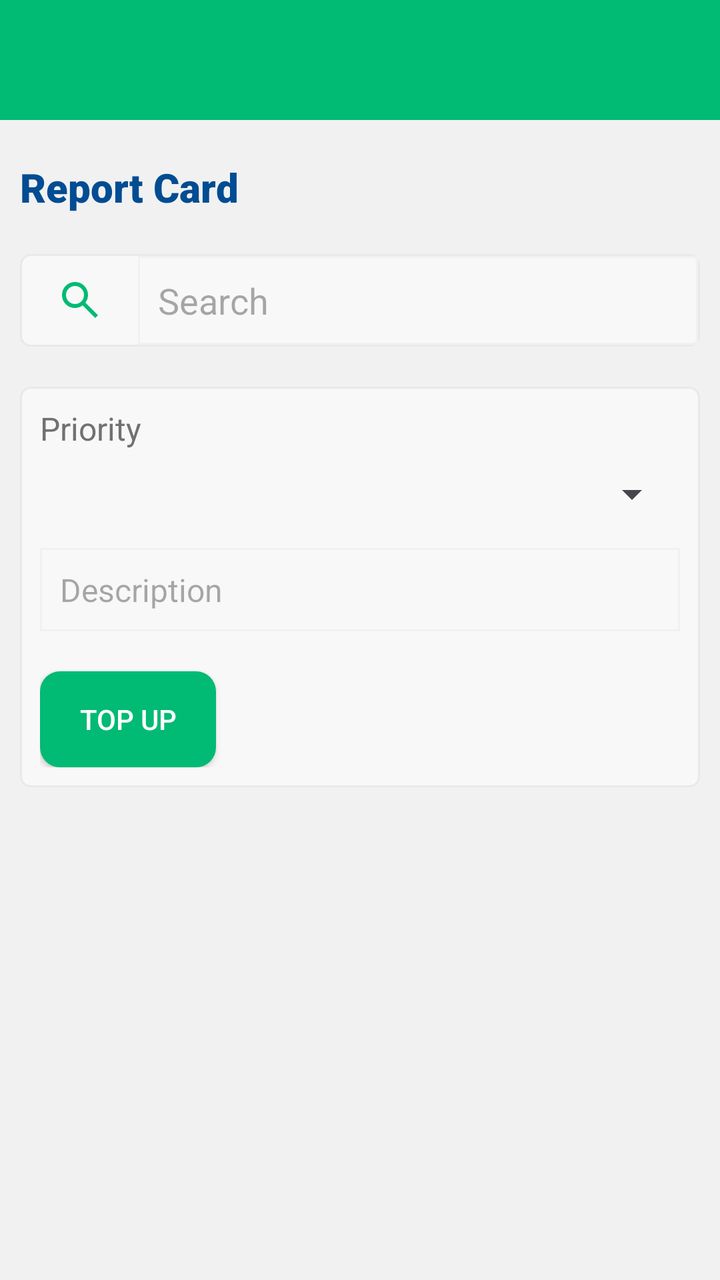
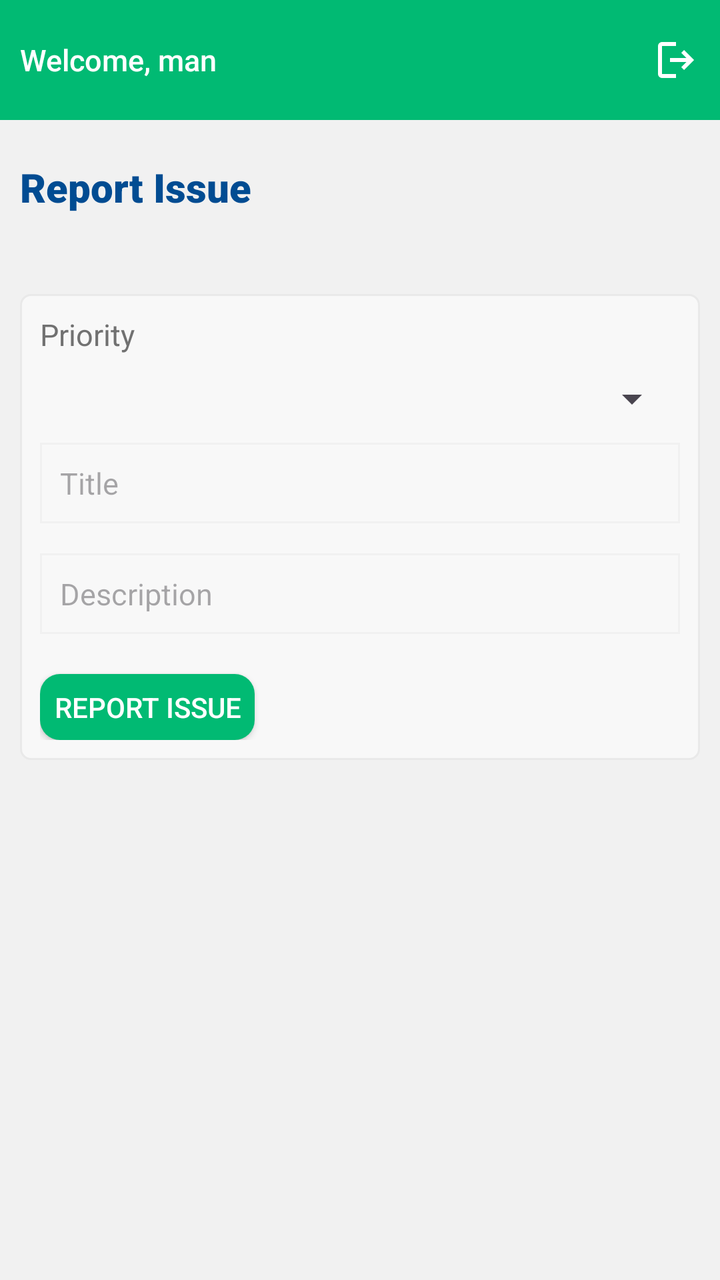

Compare the two renders of this Android layout. The source of the first and the diff that turns it into the second are given below.
<!-- AndroidManifest.xml: application theme Theme.InspectorAppUpdate -->
<!-- res/layout/fragment_report_card.xml -->
<?xml version="1.0" encoding="utf-8"?>
<RelativeLayout xmlns:android="http://schemas.android.com/apk/res/android"
    xmlns:tools="http://schemas.android.com/tools"
    android:layout_width="match_parent"
    android:layout_height="match_parent"
    tools:context=".ui.fragment.student.ReportCardFragment"
    android:background="@color/main_background_color">

    
    <RelativeLayout
        android:id="@+id/rl_header_title"
        android:layout_width="match_parent"
        android:layout_height="60dp"
        android:background="@color/main_green_color"
        android:layout_alignParentTop="true"
        android:padding="@dimen/ten">

        <LinearLayout
            android:id="@+id/ll_from_transaction"
            android:layout_width="wrap_content"
            android:layout_height="wrap_content"
            android:orientation="horizontal"
            android:layout_centerVertical="true"
            android:gravity="center_vertical">

            <TextView
                android:id="@+id/tv_report_card_header"
                android:layout_width="wrap_content"
                android:layout_height="wrap_content"
                android:textColor="@color/white"
                android:fontFamily="sans-serif-medium"
                android:textSize="@dimen/fifteen"
                android:gravity="center_vertical"/>
        </LinearLayout>
    </RelativeLayout>

    <RelativeLayout
        android:layout_width="match_parent"
        android:layout_height="wrap_content"
        android:layout_below="@id/rl_header_title"
        android:padding="10dp"
        android:layout_marginTop="10dp">

        <TextView
            android:id="@+id/tv_main_title"
            android:layout_width="wrap_content"
            android:layout_height="wrap_content"
            android:text="Report Card"
            android:fontFamily="sans-serif-black"
            android:textSize="20sp"
            android:textColor="#014C92"
            android:layout_marginBottom="20sp"/>

        <RelativeLayout
            android:id="@+id/rl_search_student"
            android:layout_width="match_parent"
            android:layout_height="wrap_content"
            android:layout_below="@id/tv_main_title">

            <LinearLayout
                android:layout_width="match_parent"
                android:layout_height="wrap_content"
                android:orientation="horizontal"
                android:background="@drawable/custom_card"
                android:weightSum="7"
                android:padding="1sp">

                <ImageView
                    android:id="@+id/imv_search"
                    android:layout_width="wrap_content"
                    android:layout_height="wrap_content"
                    android:src="@drawable/outline_search_24"
                    android:layout_gravity="center_vertical"
                    android:layout_weight="1"/>

                <EditText
                    android:id="@+id/et_search_student"
                    android:layout_width="wrap_content"
                    android:layout_height="wrap_content"
                    android:hint="@string/search"
                    android:layout_weight="6"
                    android:background="@drawable/search_edittext_style"/>

            </LinearLayout>


        </RelativeLayout>

        <RelativeLayout
            android:id="@+id/rl_student_details"
            android:layout_width="match_parent"
            android:layout_height="wrap_content"
            android:layout_marginTop="4sp"
            android:layout_below="@id/rl_search_student"
            android:padding="10dp"
            android:background="@color/main_background_color"
            android:visibility="gone">

            <TextView
                android:id="@+id/tv_student_name"
                android:layout_width="wrap_content"
                android:layout_height="wrap_content"
                android:layout_alignParentTop="true"
                android:textSize="30sp"
                android:fontFamily="sans-serif-black"/>

            <TextView
                android:id="@+id/tv_student_reg_number"
                android:layout_width="wrap_content"
                android:layout_height="wrap_content"
                android:layout_below="@id/tv_student_name"
                android:layout_marginTop="5sp" />

        </RelativeLayout>

        <RelativeLayout
            android:layout_width="match_parent"
            android:layout_height="wrap_content"
            android:padding="10sp"
            android:layout_below="@+id/rl_student_details"
            android:background="@drawable/custom_card"
            android:layout_marginTop="20sp">

            <TextView
                android:id="@+id/tv_priority_title"
                android:layout_width="wrap_content"
                android:layout_height="wrap_content"
                android:text="Priority"
                android:layout_alignParentTop="true"
                android:textColor="#717171"
                android:textSize="16sp"/>
            <Spinner
                android:id="@+id/spn_priority"
                android:layout_width="match_parent"
                android:layout_height="wrap_content"
                android:layout_below="@id/tv_priority_title"
                android:layout_marginTop="10sp"/>

            <EditText
                android:id="@+id/tv_description"
                android:layout_width="match_parent"
                android:layout_height="wrap_content"
                android:hint="@string/description"
                android:layout_below="@id/spn_priority"
                android:textColor="#717171"
                android:textSize="16sp"
                android:layout_marginTop="15sp"
                android:background="@drawable/search_edittext_style"/>

            <androidx.appcompat.widget.AppCompatButton
                android:layout_width="wrap_content"
                android:layout_height="wrap_content"
                android:text="@string/topup"
                android:layout_below="@id/tv_description"
                android:textColor="@color/white"
                android:layout_marginTop="20sp"
                android:background="@drawable/search_transaction_button_background"/>

        </RelativeLayout>

    </RelativeLayout>

</RelativeLayout>
<!-- resources referenced by this layout -->
<resources>
  <color name="main_background_color">#f1f1f1</color>
  <color name="main_green_color">#01ba73</color>
  <color name="white">#FFFFFFFF</color>
  <dimen name="fifteen">15sp</dimen>
  <dimen name="ten">10dp</dimen>
  <!-- drawable custom_card (drawable) -->
  <?xml version="1.0" encoding="utf-8"?>
  <shape xmlns:android="http://schemas.android.com/apk/res/android">
      <stroke
          android:color="#E9E9E9"
          android:width="1sp"/>
      <solid
          android:color="#F8F8F8"/>
      <corners
          android:radius="5sp"/>
  </shape>
  <!-- drawable outline_search_24 (drawable) -->
  <vector xmlns:android="http://schemas.android.com/apk/res/android" android:height="24dp" android:tint="#01BA73" android:viewportHeight="960" android:viewportWidth="960" android:width="24dp">
        
      <path android:fillColor="@android:color/white" android:pathData="M784,840L532,588Q502,612 463,626Q424,640 380,640Q271,640 195.5,564.5Q120,489 120,380Q120,271 195.5,195.5Q271,120 380,120Q489,120 564.5,195.5Q640,271 640,380Q640,424 626,463Q612,502 588,532L840,784L784,840ZM380,560Q455,560 507.5,507.5Q560,455 560,380Q560,305 507.5,252.5Q455,200 380,200Q305,200 252.5,252.5Q200,305 200,380Q200,455 252.5,507.5Q305,560 380,560Z"/>
      
  </vector>
  <!-- drawable search_edittext_style (drawable) -->
  <?xml version="1.0" encoding="utf-8"?>
  <shape xmlns:android="http://schemas.android.com/apk/res/android">
      <stroke
          android:color="@color/main_background_color"
          android:width="1sp" />
      <padding
          android:bottom="10sp"
          android:left="10sp"
          android:right="10sp"
          android:top="10sp"/>
  </shape>
  <!-- drawable search_transaction_button_background (drawable) -->
  <?xml version="1.0" encoding="utf-8"?>
  <shape xmlns:android="http://schemas.android.com/apk/res/android">
      <corners
          android:radius="@dimen/ten"/>
      <solid
          android:color="@color/main_green_color"/>
  </shape>
  <string name="description">Description</string>
  <string name="search">Search</string>
  <string name="topup">Top Up</string>
  <style name="Theme.InspectorAppUpdate" parent="android:Theme.Material.Light.NoActionBar" />
</resources>

<!-- the commit's change to res/layout/fragment_report_card.xml (unified diff, before → after) -->
@@ -3,7 +3,7 @@
     xmlns:tools="http://schemas.android.com/tools"
     android:layout_width="match_parent"
     android:layout_height="match_parent"
-    tools:context=".ui.fragment.student.ReportCardFragment"
+    tools:context=".ui.fragment.issue.ReportCardFragment"
     android:background="@color/main_background_color">
 
     
@@ -21,17 +21,27 @@
             android:layout_height="wrap_content"
             android:orientation="horizontal"
             android:layout_centerVertical="true"
-            android:gravity="center_vertical">
+            android:gravity="center_vertical"
+            android:layout_alignParentStart="true">
 
             <TextView
-                android:id="@+id/tv_report_card_header"
+                android:id="@+id/tv_search_student_header"
                 android:layout_width="wrap_content"
                 android:layout_height="wrap_content"
                 android:textColor="@color/white"
                 android:fontFamily="sans-serif-medium"
                 android:textSize="@dimen/fifteen"
+                android:text="Welcome, man"
                 android:gravity="center_vertical"/>
         </LinearLayout>
+
+        <ImageView
+            android:id="@+id/img_logout"
+            android:layout_width="wrap_content"
+            android:layout_height="wrap_content"
+            android:src="@drawable/outline_logout_24"
+            android:layout_alignParentEnd="true"
+            android:layout_centerVertical="true"/>
     </RelativeLayout>
 
     <RelativeLayout
@@ -45,53 +55,18 @@
             android:id="@+id/tv_main_title"
             android:layout_width="wrap_content"
             android:layout_height="wrap_content"
-            android:text="Report Card"
+            android:text="@string/report_issue"
             android:fontFamily="sans-serif-black"
             android:textSize="20sp"
             android:textColor="#014C92"
             android:layout_marginBottom="20sp"/>
 
         <RelativeLayout
-            android:id="@+id/rl_search_student"
-            android:layout_width="match_parent"
-            android:layout_height="wrap_content"
-            android:layout_below="@id/tv_main_title">
-
-            <LinearLayout
-                android:layout_width="match_parent"
-                android:layout_height="wrap_content"
-                android:orientation="horizontal"
-                android:background="@drawable/custom_card"
-                android:weightSum="7"
-                android:padding="1sp">
-
-                <ImageView
-                    android:id="@+id/imv_search"
-                    android:layout_width="wrap_content"
-                    android:layout_height="wrap_content"
-                    android:src="@drawable/outline_search_24"
-                    android:layout_gravity="center_vertical"
-                    android:layout_weight="1"/>
-
-                <EditText
-                    android:id="@+id/et_search_student"
-                    android:layout_width="wrap_content"
-                    android:layout_height="wrap_content"
-                    android:hint="@string/search"
-                    android:layout_weight="6"
-                    android:background="@drawable/search_edittext_style"/>
-
-            </LinearLayout>
-
-
-        </RelativeLayout>
-
-        <RelativeLayout
             android:id="@+id/rl_student_details"
             android:layout_width="match_parent"
             android:layout_height="wrap_content"
             android:layout_marginTop="4sp"
-            android:layout_below="@id/rl_search_student"
+            android:layout_below="@id/tv_main_title"
             android:padding="10dp"
             android:background="@color/main_background_color"
             android:visibility="gone">
@@ -128,7 +103,7 @@
                 android:text="Priority"
                 android:layout_alignParentTop="true"
                 android:textColor="#717171"
-                android:textSize="16sp"/>
+                android:textSize="15sp"/>
             <Spinner
                 android:id="@+id/spn_priority"
                 android:layout_width="match_parent"
@@ -137,23 +112,37 @@
                 android:layout_marginTop="10sp"/>
 
             <EditText
-                android:id="@+id/tv_description"
+                android:id="@+id/et_title"
+                android:layout_width="match_parent"
+                android:layout_height="wrap_content"
+                android:hint="Title"
+                android:layout_below="@id/spn_priority"
+                android:textColor="#717171"
+                android:textSize="15sp"
+                android:layout_marginTop="10sp"
+                android:background="@drawable/search_edittext_style"/>
+
+            <EditText
+                android:id="@+id/et_description"
                 android:layout_width="match_parent"
                 android:layout_height="wrap_content"
                 android:hint="@string/description"
-                android:layout_below="@id/spn_priority"
+                android:layout_below="@id/et_title"
                 android:textColor="#717171"
-                android:textSize="16sp"
+                android:textSize="15sp"
                 android:layout_marginTop="15sp"
                 android:background="@drawable/search_edittext_style"/>
 
             <androidx.appcompat.widget.AppCompatButton
+                android:id="@+id/btn_report"
                 android:layout_width="wrap_content"
                 android:layout_height="wrap_content"
-                android:text="@string/topup"
-                android:layout_below="@id/tv_description"
+                android:text="Report issue"
+                android:layout_below="@id/et_description"
                 android:textColor="@color/white"
                 android:layout_marginTop="20sp"
+                android:minHeight="0sp"
+                android:padding="7sp"
                 android:background="@drawable/search_transaction_button_background"/>
 
         </RelativeLayout>
<!-- resource entries referenced after the edit -->
@@ -16,10 +16,10 @@
       <corners
           android:radius="5sp"/>
   </shape>
-  <!-- drawable outline_search_24 (drawable) -->
-  <vector xmlns:android="http://schemas.android.com/apk/res/android" android:height="24dp" android:tint="#01BA73" android:viewportHeight="960" android:viewportWidth="960" android:width="24dp">
+  <!-- drawable outline_logout_24 (drawable) -->
+  <vector xmlns:android="http://schemas.android.com/apk/res/android" android:autoMirrored="true" android:height="24dp" android:tint="#FFFFFF" android:viewportHeight="960" android:viewportWidth="960" android:width="24dp">
         
-      <path android:fillColor="@android:color/white" android:pathData="M784,840L532,588Q502,612 463,626Q424,640 380,640Q271,640 195.5,564.5Q120,489 120,380Q120,271 195.5,195.5Q271,120 380,120Q489,120 564.5,195.5Q640,271 640,380Q640,424 626,463Q612,502 588,532L840,784L784,840ZM380,560Q455,560 507.5,507.5Q560,455 560,380Q560,305 507.5,252.5Q455,200 380,200Q305,200 252.5,252.5Q200,305 200,380Q200,455 252.5,507.5Q305,560 380,560Z"/>
+      <path android:fillColor="@android:color/white" android:pathData="M200,840Q167,840 143.5,816.5Q120,793 120,760L120,200Q120,167 143.5,143.5Q167,120 200,120L480,120L480,200L200,200Q200,200 200,200Q200,200 200,200L200,760Q200,760 200,760Q200,760 200,760L480,760L480,840L200,840ZM640,680L585,622L687,520L360,520L360,440L687,440L585,338L640,280L840,480L640,680Z"/>
       
   </vector>
   <!-- drawable search_edittext_style (drawable) -->
@@ -43,8 +43,7 @@
           android:color="@color/main_green_color"/>
   </shape>
   <string name="description">Description</string>
-  <string name="search">Search</string>
-  <string name="topup">Top Up</string>
+  <string name="report_issue">Report Issue</string>
   <style name="Theme.InspectorAppUpdate" parent="android:Theme.Material.Light.NoActionBar" />
 </resources>
 
